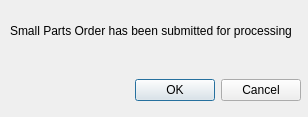
Qt form View/ordersubmitteddialog.ui (topherMcDonald/SPO) before a commit.
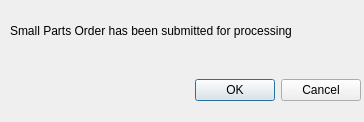
The same form after that commit.

Commit message: added to order over logic

What changed in the file:
```diff
--- a/View/ordersubmitteddialog.ui
+++ b/View/ordersubmitteddialog.ui
@@ -6,8 +6,8 @@
    <rect>
     <x>0</x>
     <y>0</y>
-    <width>308</width>
-    <height>117</height>
+    <width>364</width>
+    <height>122</height>
    </rect>
   </property>
   <property name="windowTitle">
@@ -16,7 +16,7 @@
   <widget class="QDialogButtonBox" name="buttonBox">
    <property name="geometry">
     <rect>
-     <x>120</x>
+     <x>180</x>
      <y>70</y>
      <width>181</width>
      <height>41</height>
```
The commit also changes 2 other files.
